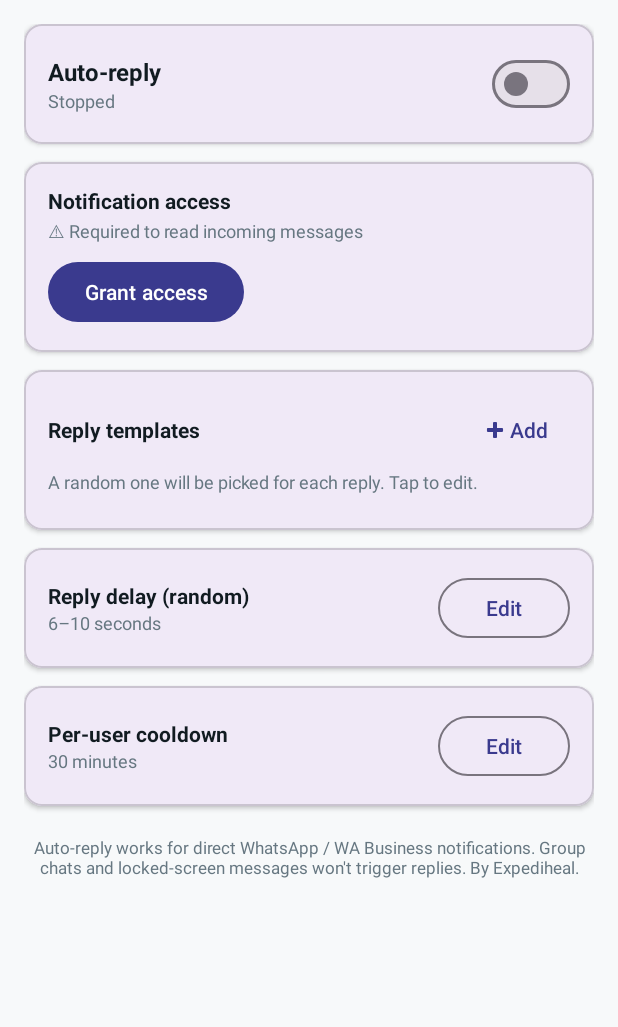
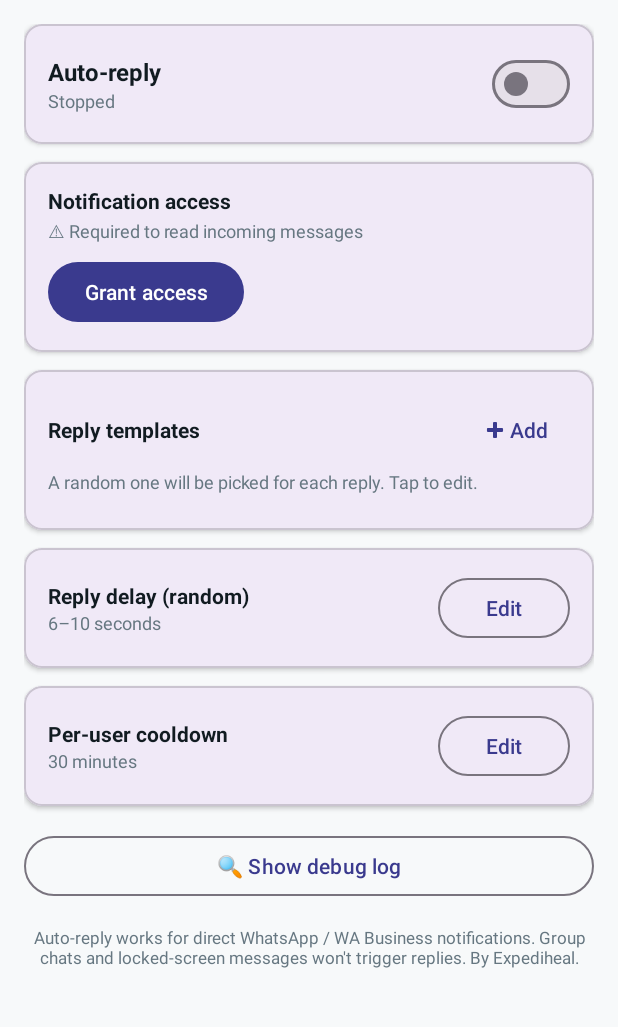
Before and after one commit to frengkywijaya/expediheal-autoreply, an Android app: the layout activity_main.xml on its own in the app's theme, with its tools: preview values and no code run, on a phone screen of 412 x 824 dp, the part 96-1123 px from its top. Run offline under Robolectric (Android 15) with nearby library versions, the phone set to English and light mode, and no system bars.

Commit message:
Update activity_main.xml

```diff
--- a/app/src/main/res/layout/activity_main.xml
+++ b/app/src/main/res/layout/activity_main.xml
@@ -273,6 +273,15 @@
                 </LinearLayout>
             </com.google.android.material.card.MaterialCardView>
 
+            <com.google.android.material.button.MaterialButton
+                android:id="@+id/btn_show_logs"
+                style="@style/Widget.Material3.Button.OutlinedButton"
+                android:layout_width="match_parent"
+                android:layout_height="wrap_content"
+                android:layout_marginTop="4dp"
+                android:layout_marginBottom="8dp"
+                android:text="🔍 Show debug log" />
+
             <TextView
                 android:layout_width="match_parent"
                 android:layout_height="wrap_content"
```
